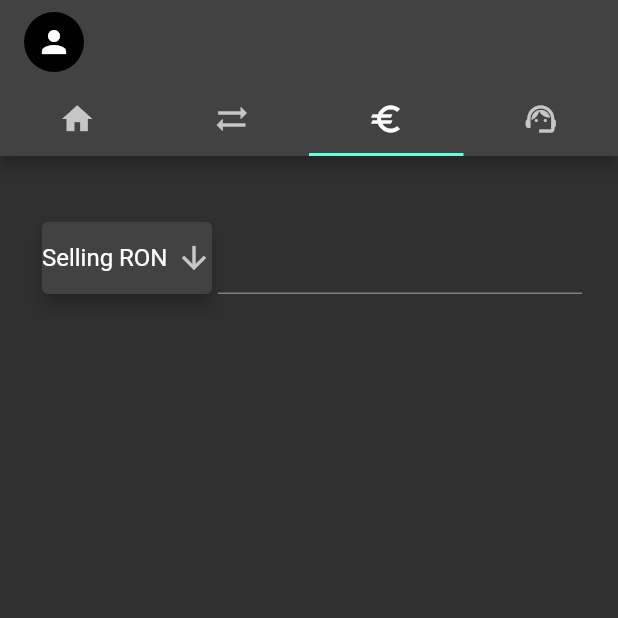
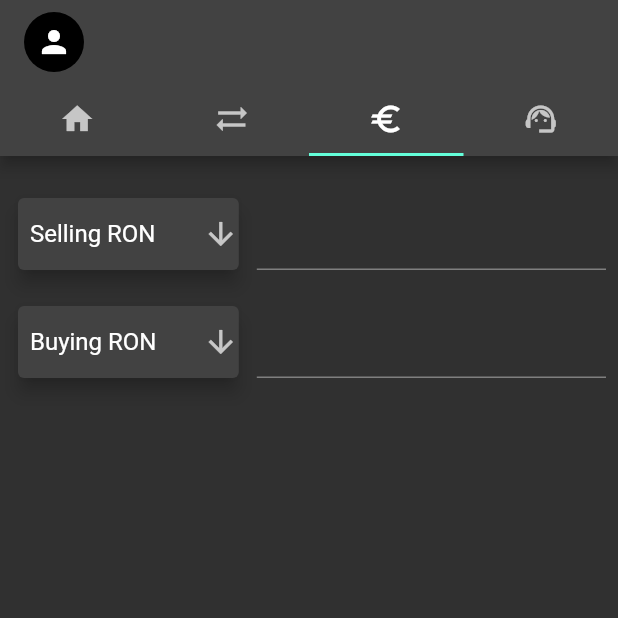
Before and after one commit to bogpie/online_banking_pini, a Flutter app: the screen it shows once a user with an empty profile is signed in, tab 3 chosen, on a phone screen of 412 x 824 dp, the top half of it. Run offline on Flutter 3.47's test engine with Material 2 defaults, Android fonts, the phone set to English and light mode, and no system bars; our stand-ins replace firebase_auth, firebase_core, firebase_database; accounts and stored records are empty.

Commit message:
Improved exchange page

```diff
--- a/lib/pages/exchange_page.dart
+++ b/lib/pages/exchange_page.dart
@@ -1,5 +1,3 @@
-import 'dart:ui';
-
 import 'package:flutter/material.dart';
 
 class ExchangePage extends StatefulWidget {
@@ -11,6 +9,17 @@ class ExchangePage extends StatefulWidget {
 
 class _ExchangePageState extends State<ExchangePage> {
   String sellCurrency = "RON";
+  double sellValue = 0;
+  String buyCurrency = "RON";
+  double buyValue = 0;
+  Map<Map<String, String>, int> conversionMap = {
+    {"RON": "EUR"}: 1,
+    {"RON": "USD"}: 1,
+    {"EUR": "USD"}: 1,
+    {"EUR": "RON"}: 1,
+    {"USD": "RON"}: 1,
+    {"USD": "EUR"}: 1,
+  };
 
   @override
   Widget build(BuildContext context) {
@@ -23,12 +32,10 @@ class _ExchangePageState extends State<ExchangePage> {
           const SizedBox(
             height: 16,
           ),
-          Padding(
-            padding: const EdgeInsets.all(16.0),
-            child: Row(
+          Row(
             children: [
               Expanded(
-                  flex: 1,
+                flex: 2,
                 child: DropdownButtonHideUnderline(
                   child: Card(
                     elevation: 5,
@@ -47,7 +54,10 @@ class _ExchangePageState extends State<ExchangePage> {
                         (String value) {
                           return DropdownMenuItem<String>(
                             value: value,
+                            child: Padding(
+                              padding: const EdgeInsets.all(8.0),
                               child: Text("Selling $value"),
+                            ),
                           );
                         },
                       ).toList(),
@@ -55,12 +65,63 @@ class _ExchangePageState extends State<ExchangePage> {
                   ),
                 ),
               ),
+              const SizedBox(
+                width: 8,
+              ),
               const Expanded(
-                  flex: 2,
-                  child: TextField(),
+                flex: 3,
+                child: TextField(
+                  keyboardType: TextInputType.number,
+                ),
               ),
             ],
           ),
+          const SizedBox(
+            height: 16,
+          ),
+          Row(
+            children: [
+              Expanded(
+                flex: 2,
+                child: DropdownButtonHideUnderline(
+                  child: Card(
+                    elevation: 5,
+                    child: DropdownButton<String>(
+                      value: buyCurrency,
+                      icon: const Icon(Icons.arrow_downward),
+                      onChanged: (String? newValue) {
+                        setState(
+                          () {
+                            buyCurrency = newValue!;
+                          },
+                        );
+                      },
+                      items: <String>['RON', 'EUR', 'USD']
+                          .map<DropdownMenuItem<String>>(
+                        (String value) {
+                          return DropdownMenuItem<String>(
+                            value: value,
+                            child: Padding(
+                              padding: const EdgeInsets.all(8.0),
+                              child: Text("Buying $value"),
+                            ),
+                          );
+                        },
+                      ).toList(),
+                    ),
+                  ),
+                ),
+              ),
+              const SizedBox(
+                width: 8,
+              ),
+              const Expanded(
+                flex: 3,
+                child: TextField(
+                  keyboardType: TextInputType.number,
+                ),
+              ),
+            ],
           )
         ],
       ),
```
Lines whose indentation alone changed are shown as unchanged.
